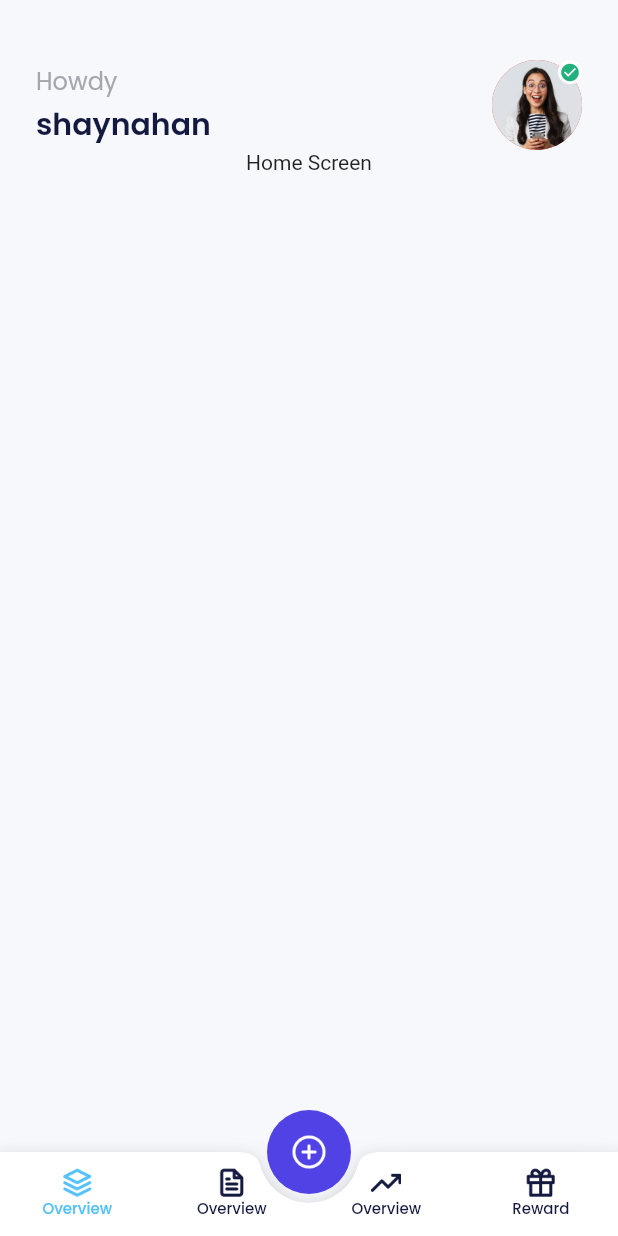
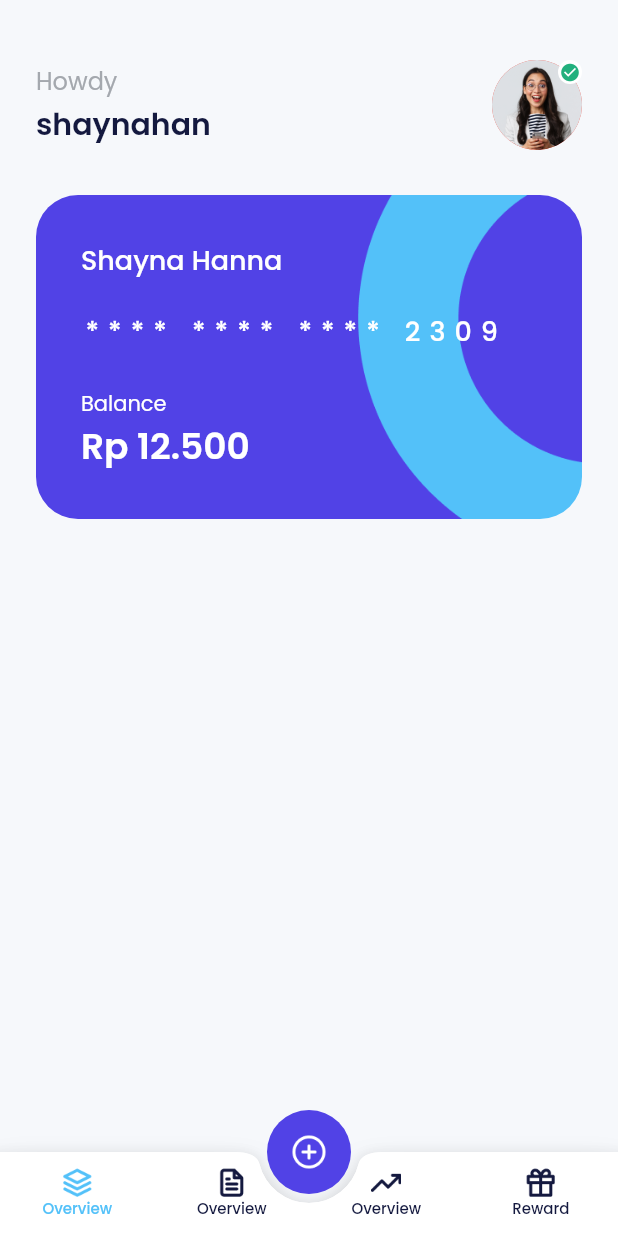
Before and after one commit to ahmadm712/ewallet, a Flutter app: the HomePage screen opened by its route, on a phone screen of 412 x 824 dp. Run offline on Flutter 3.47's test engine with Material 2 defaults, Android fonts, the phone set to English and light mode, and no system bars; our stand-ins replace bloc, carousel_slider, equatable, google_fonts.

```diff
--- a/lib/ui/pages/home/home_page.dart
+++ b/lib/ui/pages/home/home_page.dart
@@ -20,9 +20,7 @@ class _HomePageState extends State<HomePage> {
         padding: const EdgeInsets.symmetric(horizontal: 24),
         children: [
           buildProfile(),
-          const Center(
-            child: Text('Home Screen'),
-          ),
+          buildCardWidget(),
         ],
       ),
       floatingActionButtonLocation: FloatingActionButtonLocation.centerDocked,
@@ -153,4 +151,60 @@ class _HomePageState extends State<HomePage> {
       ),
     );
   }
+
+  Widget buildCardWidget() {
+    return Container(
+      width: double.infinity,
+      padding: const EdgeInsets.all(30),
+      margin: const EdgeInsets.only(top: 30),
+      decoration: BoxDecoration(
+        borderRadius: BorderRadius.circular(28),
+        image: const DecorationImage(
+          fit: BoxFit.cover,
+          image: AssetImage(
+            '${assetImage}img_bg_card.png',
+          ),
+        ),
+      ),
+      child: Column(
+        crossAxisAlignment: CrossAxisAlignment.start,
+        children: [
+          Text(
+            'Shayna Hanna',
+            style: whiteTextStyle.copyWith(
+              fontSize: 18,
+              fontWeight: medium,
+            ),
+          ),
+          const SizedBox(
+            height: 20,
+          ),
+          Text(
+            '**** **** **** 2309',
+            style: whiteTextStyle.copyWith(
+              fontSize: 18,
+              fontWeight: medium,
+              letterSpacing: 6,
+            ),
+          ),
+          const SizedBox(
+            height: 25,
+          ),
+          Text(
+            'Balance',
+            style: whiteTextStyle.copyWith(
+              fontWeight: regular,
+            ),
+          ),
+          Text(
+            'Rp 12.500',
+            style: whiteTextStyle.copyWith(
+              fontWeight: semiBold,
+              fontSize: 24,
+            ),
+          ),
+        ],
+      ),
+    );
+  }
 }
```
